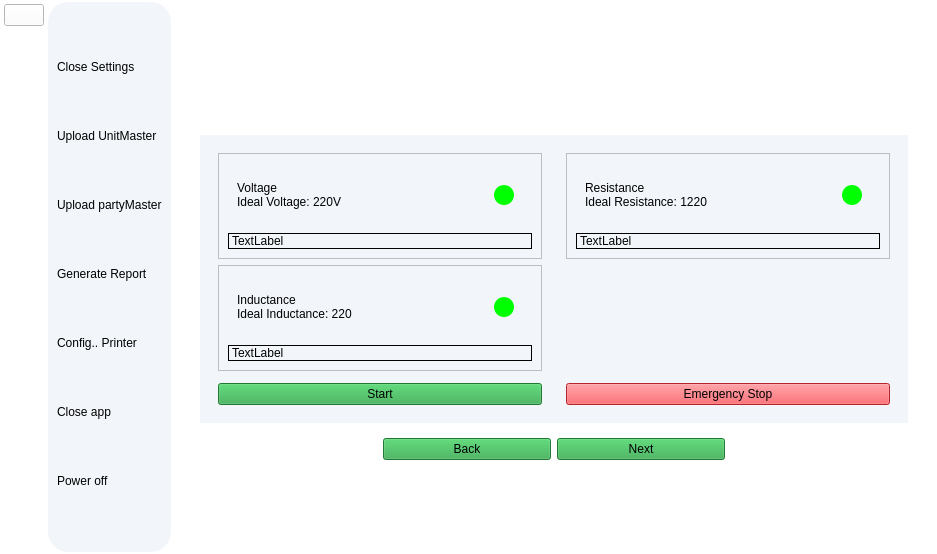
Old version of the form frontend/v1.ui in the repository adityakhode/MPUTESTER.
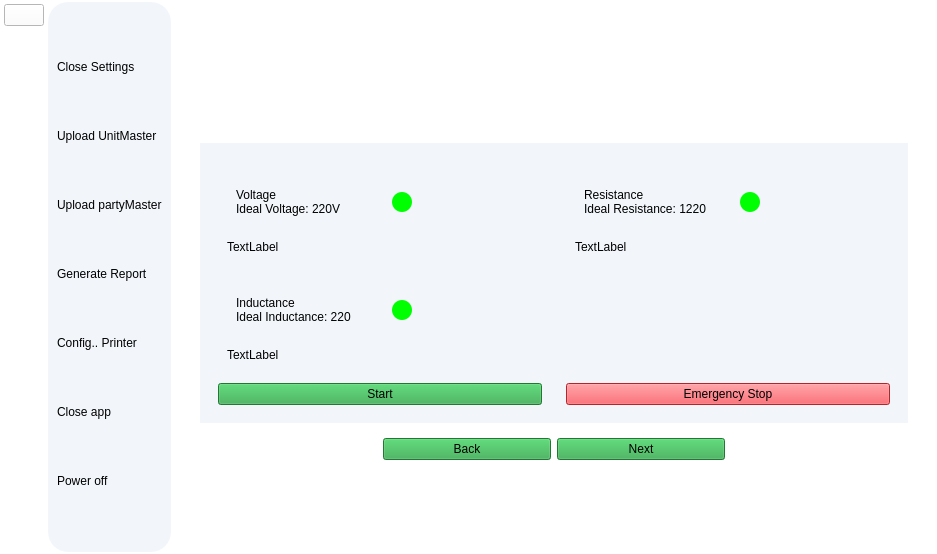
New version of the form. The open tabs and pages were chosen to show the change. Icons and pictures are not drawn.

```diff
--- a/frontend/v1.ui
+++ b/frontend/v1.ui
@@ -277,10 +277,7 @@
        </sizepolicy>
       </property>
       <property name="frameShape">
-       <enum>QFrame::Shape::NoFrame</enum>
-      </property>
-      <property name="frameShadow">
-       <enum>QFrame::Shadow::Raised</enum>
+       <enum>QFrame::NoFrame</enum>
       </property>
       <layout class="QVBoxLayout" name="verticalLayout_22">
        <item>
@@ -309,10 +306,7 @@
 border-radius:18px;</string>
          </property>
          <property name="frameShape">
-          <enum>QFrame::Shape::NoFrame</enum>
-         </property>
-         <property name="frameShadow">
-          <enum>QFrame::Shadow::Raised</enum>
+          <enum>QFrame::NoFrame</enum>
          </property>
          <layout class="QHBoxLayout" name="horizontalLayout_7">
           <property name="spacing">
@@ -742,10 +736,7 @@
            <item>
             <widget class="QFrame" name="subFrame_3">
              <property name="frameShape">
-              <enum>QFrame::Shape::NoFrame</enum>
-             </property>
-             <property name="frameShadow">
-              <enum>QFrame::Shadow::Raised</enum>
+              <enum>QFrame::NoFrame</enum>
              </property>
              <layout class="QVBoxLayout" name="verticalLayout_12">
               <item>
@@ -760,19 +751,13 @@
                  <string notr="true">background-color: rgb(242, 246, 251);</string>
                 </property>
                 <property name="frameShape">
-                 <enum>QFrame::Shape::NoFrame</enum>
-                </property>
-                <property name="frameShadow">
-                 <enum>QFrame::Shadow::Raised</enum>
+                 <enum>QFrame::NoFrame</enum>
                 </property>
                 <layout class="QHBoxLayout" name="horizontalLayout_30">
                  <item>
                   <widget class="QFrame" name="leftSubFrame_2">
                    <property name="frameShape">
-                    <enum>QFrame::Shape::NoFrame</enum>
-                   </property>
-                   <property name="frameShadow">
-                    <enum>QFrame::Shadow::Raised</enum>
+                    <enum>QFrame::NoFrame</enum>
                    </property>
                    <layout class="QVBoxLayout" name="verticalLayout_13">
                     <item>
@@ -781,28 +766,19 @@
                        <string notr="true"/>
                       </property>
                       <property name="frameShape">
-                       <enum>QFrame::Shape::StyledPanel</enum>
-                      </property>
-                      <property name="frameShadow">
-                       <enum>QFrame::Shadow::Raised</enum>
+                       <enum>QFrame::NoFrame</enum>
                       </property>
                       <layout class="QVBoxLayout" name="verticalLayout_2">
                        <item>
                         <widget class="QFrame" name="voltageSubFrame">
                          <property name="frameShape">
-                          <enum>QFrame::Shape::NoFrame</enum>
-                         </property>
-                         <property name="frameShadow">
-                          <enum>QFrame::Shadow::Raised</enum>
+                          <enum>QFrame::NoFrame</enum>
                          </property>
                          <layout class="QHBoxLayout" name="horizontalLayout_36">
                           <item>
                            <widget class="QFrame" name="voltageSubFrame_2">
                             <property name="frameShape">
-                             <enum>QFrame::Shape::NoFrame</enum>
-                            </property>
-                            <property name="frameShadow">
-                             <enum>QFrame::Shadow::Raised</enum>
+                             <enum>QFrame::NoFrame</enum>
                             </property>
                             <layout class="QVBoxLayout" name="verticalLayout_19">
                              <property name="spacing">
@@ -843,13 +819,10 @@
                           <item>
                            <widget class="QFrame" name="voltageStatusFrame">
                             <property name="frameShape">
-                             <enum>QFrame::Shape::NoFrame</enum>
-                            </property>
-                            <property name="frameShadow">
-                             <enum>QFrame::Shadow::Raised</enum>
+                             <enum>QFrame::NoFrame</enum>
                             </property>
                             <layout class="QVBoxLayout" name="verticalLayout_20">
-                             <item alignment="Qt::AlignmentFlag::AlignRight">
+                             <item>
                               <widget class="QLabel" name="voltageStatus">
                                <property name="minimumSize">
                                 <size>
@@ -887,7 +860,7 @@
                           </sizepolicy>
                          </property>
                          <property name="frameShape">
-                          <enum>QFrame::Shape::Panel</enum>
+                          <enum>QFrame::NoFrame</enum>
                          </property>
                          <property name="text">
                           <string>TextLabel</string>
@@ -900,28 +873,19 @@
                     <item>
                      <widget class="QFrame" name="inductanceFrame">
                       <property name="frameShape">
-                       <enum>QFrame::Shape::StyledPanel</enum>
-                      </property>
-                      <property name="frameShadow">
-                       <enum>QFrame::Shadow::Raised</enum>
+                       <enum>QFrame::NoFrame</enum>
                       </property>
                       <layout class="QVBoxLayout" name="verticalLayout_3">
                        <item>
                         <widget class="QFrame" name="inductancesubFrame">
                          <property name="frameShape">
-                          <enum>QFrame::Shape::NoFrame</enum>
-                         </property>
-                         <property name="frameShadow">
-                          <enum>QFrame::Shadow::Raised</enum>
+                          <enum>QFrame::NoFrame</enum>
                          </property>
                          <layout class="QHBoxLayout" name="horizontalLayout_32">
                           <item>
                            <widget class="QFrame" name="inductanceSubFrame">
                             <property name="frameShape">
-                             <enum>QFrame::Shape::NoFrame</enum>
-                            </property>
-                            <property name="frameShadow">
-                             <enum>QFrame::Shadow::Raised</enum>
+                             <enum>QFrame::NoFrame</enum>
                             </property>
                             <layout class="QVBoxLayout" name="verticalLayout_15">
                              <property name="spacing">
@@ -962,13 +926,10 @@
                           <item>
                            <widget class="QFrame" name="inductanceSubFrame_2">
                             <property name="frameShape">
-                             <enum>QFrame::Shape::NoFrame</enum>
-                            </property>
-                            <property name="frameShadow">
-                             <enum>QFrame::Shadow::Raised</enum>
+                             <enum>QFrame::NoFrame</enum>
                             </property>
                             <layout class="QVBoxLayout" name="verticalLayout_16">
-                             <item alignment="Qt::AlignmentFlag::AlignRight">
+                             <item>
                               <widget class="QLabel" name="inductanceStatus">
                                <property name="minimumSize">
                                 <size>
@@ -1006,7 +967,7 @@
                           </sizepolicy>
                          </property>
                          <property name="frameShape">
-                          <enum>QFrame::Shape::Panel</enum>
+                          <enum>QFrame::NoFrame</enum>
                          </property>
                          <property name="text">
                           <string>TextLabel</string>
@@ -1048,37 +1009,25 @@
                  <item>
                   <widget class="QFrame" name="rightsybFrame">
                    <property name="frameShape">
-                    <enum>QFrame::Shape::NoFrame</enum>
-                   </property>
-                   <property name="frameShadow">
-                    <enum>QFrame::Shadow::Raised</enum>
+                    <enum>QFrame::NoFrame</enum>
                    </property>
                    <layout class="QVBoxLayout" name="verticalLayout_14">
                     <item>
                      <widget class="QFrame" name="resistanceFrame">
                       <property name="frameShape">
-                       <enum>QFrame::Shape::StyledPanel</enum>
-                      </property>
-                      <property name="frameShadow">
-                       <enum>QFrame::Shadow::Raised</enum>
+                       <enum>QFrame::NoFrame</enum>
                       </property>
                       <layout class="QVBoxLayout" name="verticalLayout_4">
                        <item>
                         <widget class="QFrame" name="frame_56">
                          <property name="frameShape">
-                          <enum>QFrame::Shape::NoFrame</enum>
-                         </property>
-                         <property name="frameShadow">
-                          <enum>QFrame::Shadow::Raised</enum>
+                          <enum>QFrame::NoFrame</enum>
                          </property>
                          <layout class="QHBoxLayout" name="horizontalLayout_35">
                           <item>
                            <widget class="QFrame" name="frame_58">
                             <property name="frameShape">
-                             <enum>QFrame::Shape::NoFrame</enum>
-                            </property>
-                            <property name="frameShadow">
-                             <enum>QFrame::Shadow::Raised</enum>
+                             <enum>QFrame::NoFrame</enum>
                             </property>
                             <layout class="QVBoxLayout" name="verticalLayout_17">
                              <property name="spacing">
@@ -1119,13 +1068,10 @@
                           <item>
                            <widget class="QFrame" name="frame_59">
                             <property name="frameShape">
-                             <enum>QFrame::Shape::NoFrame</enum>
-                            </property>
-                            <property name="frameShadow">
-                             <enum>QFrame::Shadow::Raised</enum>
+                             <enum>QFrame::NoFrame</enum>
                             </property>
                             <layout class="QVBoxLayout" name="verticalLayout_18">
-                             <item alignment="Qt::AlignmentFlag::AlignRight">
+                             <item>
                               <widget class="QLabel" name="resistanceStatus">
                                <property name="minimumSize">
                                 <size>
@@ -1163,7 +1109,7 @@
                           </sizepolicy>
                          </property>
                          <property name="frameShape">
-                          <enum>QFrame::Shape::Panel</enum>
+                          <enum>QFrame::NoFrame</enum>
                          </property>
                          <property name="text">
                           <string>TextLabel</string>
@@ -1182,10 +1128,7 @@
                        </sizepolicy>
                       </property>
                       <property name="frameShape">
-                       <enum>QFrame::Shape::NoFrame</enum>
-                      </property>
-                      <property name="frameShadow">
-                       <enum>QFrame::Shadow::Raised</enum>
+                       <enum>QFrame::NoFrame</enum>
                       </property>
                       <layout class="QHBoxLayout" name="horizontalLayout_38"/>
                      </widget>
```
Left out of the diff: 184 changed lines with no effect on the pictures.
